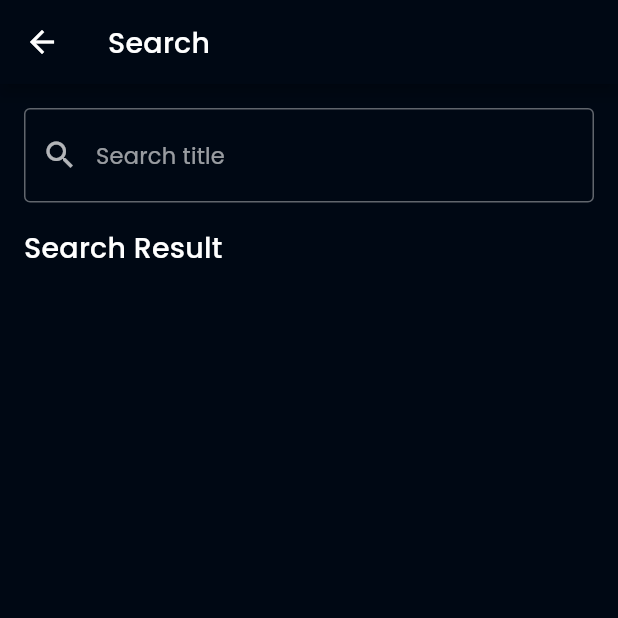
After one commit to nunutech40/movie_app_flutter, a Flutter app: the SearchPage screen opened by its route, on a phone screen of 412 x 824 dp, the top half of it. The commit adds this screen. Run offline on Flutter 3.47's test engine with Material 2 defaults, Android fonts, the phone set to English and light mode, and no system bars; our stand-ins replace cached_network_image, dartz, equatable, flutter_rating_bar, get_it, google_fonts; network calls fail.

Commit message:
add search movies

```diff
--- a/lib/domain/repositories/movie_repository.dart
+++ b/lib/domain/repositories/movie_repository.dart
@@ -10,4 +10,5 @@ abstract class MovieRepository {
   Future<Either<Failure, List<Movie>>> getTopRatedMovies();
   Future<Either<Failure, MovieDetail>> getMovieDetailById(int id);
   Future<Either<Failure, List<Movie>>> getMovieRecommendations(int id);
+  Future<Either<Failure, List<Movie>>> searchMovies(String query);
 }
--- /dev/null
+++ b/lib/domain/usecases/search_movies.dart
@@ -0,0 +1,15 @@
+import 'package:dartz/dartz.dart';
+
+import '../../common/failure.dart';
+import '../entities/movie.dart';
+import '../repositories/movie_repository.dart';
+
+class SearchMovies {
+  final MovieRepository repository;
+
+  SearchMovies(this.repository);
+
+  Future<Either<Failure, List<Movie>>> execute(String query) {
+    return repository.searchMovies(query);
+  }
+}
--- a/lib/injection.dart
+++ b/lib/injection.dart
@@ -3,8 +3,10 @@ import 'package:movie_app_flutter/domain/usecases/get_movie_detail_byid.dart';
 import 'package:movie_app_flutter/domain/usecases/get_movie_recommendation.dart';
 import 'package:movie_app_flutter/domain/usecases/get_now_popular_movies.dart';
 import 'package:movie_app_flutter/domain/usecases/get_top_rated_movies.dart';
+import 'package:movie_app_flutter/domain/usecases/search_movies.dart';
 import 'package:movie_app_flutter/presentation/provider/movie_detail_notifier.dart';
 import 'package:movie_app_flutter/presentation/provider/movie_list_notifier.dart';
+import 'package:movie_app_flutter/presentation/provider/movie_search_notifier.dart';
 
 import 'data/datasources/movie_remote_data_source.dart';
 import 'data/repositories/movie_repository_impl.dart';
@@ -24,12 +26,15 @@ void init() {
   locator.registerFactory(() => MovieDetailNotifier(
       getMovieDetailById: locator(), getMovieRecommendations: locator()));
 
+  locator.registerFactory(() => MovieSearchNotifier(searchMovies: locator()));
+
   // usecase
   locator.registerLazySingleton(() => GetNowPlayingMovies(locator()));
   locator.registerLazySingleton(() => GetNowPopularMovies(locator()));
   locator.registerLazySingleton(() => GetTopRatedMovies(locator()));
   locator.registerLazySingleton(() => GetMovieDetailById(locator()));
   locator.registerLazySingleton(() => GetMovieRecommendations(locator()));
+  locator.registerLazySingleton(() => SearchMovies(locator()));
 
   // repository
   locator.registerLazySingleton<MovieRepository>(
--- a/lib/presentation/pages/home_movie_page.dart
+++ b/lib/presentation/pages/home_movie_page.dart
@@ -1,5 +1,6 @@
 import 'package:cached_network_image/cached_network_image.dart';
 import 'package:flutter/material.dart';
+import 'package:movie_app_flutter/presentation/pages/search_page.dart';
 import 'package:provider/provider.dart';
 
 import '../../common/constants.dart';
@@ -61,7 +62,9 @@ class _HomeMoviePageState extends State<HomeMoviePage> {
         title: Text('Ditonton'),
         actions: [
           IconButton(
-            onPressed: () {},
+            onPressed: () {
+              Navigator.pushNamed(context, SearchPage.ROUTE_NAME);
+            },
             icon: Icon(Icons.search),
           )
         ],
--- /dev/null
+++ b/lib/presentation/pages/search_page.dart
@@ -0,0 +1,70 @@
+import 'package:flutter/material.dart';
+import 'package:provider/provider.dart';
+
+import '../../common/constants.dart';
+import '../../common/state_enum.dart';
+import '../provider/movie_search_notifier.dart';
+import '../widgets/movie_card.dart';
+
+class SearchPage extends StatelessWidget {
+  static const ROUTE_NAME = '/search';
+
+  @override
+  Widget build(BuildContext context) {
+    return Scaffold(
+      appBar: AppBar(
+        title: Text('Search'),
+      ),
+      body: Padding(
+        padding: const EdgeInsets.all(16.0),
+        child: Column(
+          crossAxisAlignment: CrossAxisAlignment.start,
+          children: [
+            TextField(
+              onSubmitted: (query) {
+                Provider.of<MovieSearchNotifier>(context, listen: false)
+                    .fetchMovieSearch(query);
+              },
+              decoration: const InputDecoration(
+                hintText: 'Search title',
+                prefixIcon: Icon(Icons.search),
+                border: OutlineInputBorder(),
+              ),
+              textInputAction: TextInputAction.search,
+            ),
+            SizedBox(height: 16),
+            Text(
+              'Search Result',
+              style: kHeading6,
+            ),
+            Consumer<MovieSearchNotifier>(
+              builder: (context, data, child) {
+                if (data.state == RequestState.Loading) {
+                  return const Center(
+                    child: CircularProgressIndicator(),
+                  );
+                } else if (data.state == RequestState.Loaded) {
+                  final result = data.searchResult;
+                  return Expanded(
+                    child: ListView.builder(
+                      padding: const EdgeInsets.all(8),
+                      itemBuilder: (context, index) {
+                        final movie = data.searchResult[index];
+                        return MovieCard(movie);
+                      },
+                      itemCount: result.length,
+                    ),
+                  );
+                } else {
+                  return Expanded(
+                    child: Container(),
+                  );
+                }
+              },
+            ),
+          ],
+        ),
+      ),
+    );
+  }
+}
--- /dev/null
+++ b/lib/presentation/provider/movie_search_notifier.dart
@@ -0,0 +1,40 @@
+import 'package:flutter/cupertino.dart';
+
+import '../../common/state_enum.dart';
+import '../../domain/entities/movie.dart';
+import '../../domain/usecases/search_movies.dart';
+
+class MovieSearchNotifier extends ChangeNotifier {
+  final SearchMovies searchMovies;
+
+  MovieSearchNotifier({required this.searchMovies});
+
+  RequestState _state = RequestState.Empty;
+  RequestState get state => _state;
+
+  List<Movie> _searchResult = [];
+  List<Movie> get searchResult => _searchResult;
+
+  String _message = '';
+  String get message => _message;
+
+  Future<void> fetchMovieSearch(String query) async {
+    print("cek query $query");
+    _state = RequestState.Loading;
+    notifyListeners();
+
+    final result = await searchMovies.execute(query);
+    result.fold(
+      (failure) {
+        _message = failure.message;
+        _state = RequestState.Error;
+        notifyListeners();
+      },
+      (data) {
+        _searchResult = data;
+        _state = RequestState.Loaded;
+        notifyListeners();
+      },
+    );
+  }
+}
```
Also changed, not shown: lib/data/datasources/movie_remote_data_source.dart (+13 -0 lines), lib/data/repositories/movie_repository_impl.dart (+12 -0 lines), lib/main.dart (+8 -0 lines), lib/presentation/widgets/movie_card.dart (added, +76 -0 lines).
